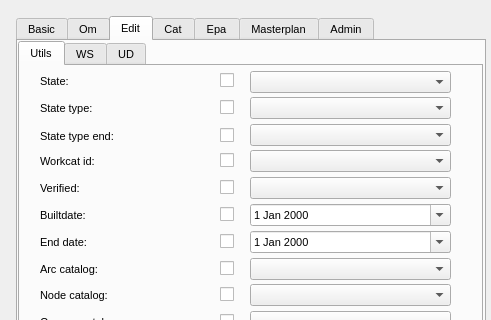
Above: ui/config.ui from Giswater/giswater_qgis_plugin before the change; both pictures show x 0 to 491 and y 0 to 320 of the 491 by 703 pixel window. Below: the same form after it.
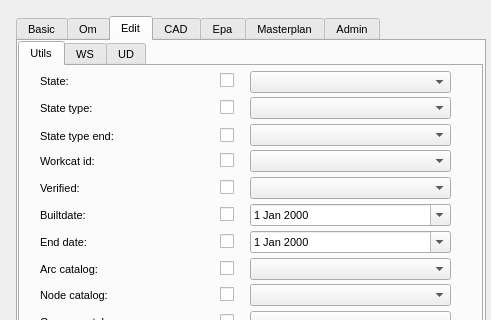
That is the form after the change. The open tabs and pages were chosen to show the change.

Commit message: Toolbox and config forms update

```diff
--- a/ui/config.ui
+++ b/ui/config.ui
@@ -2663,7 +2663,7 @@
    </widget>
    <widget class="QWidget" name="tab_13">
     <attribute name="title">
-     <string>Cat</string>
+     <string>CAD</string>
     </attribute>
     <widget class="QTabWidget" name="tab_config_cat">
      <property name="geometry">
```
Left out of the diff: 2 changed lines with no effect on the pictures. The commit also changes 1 other file.
